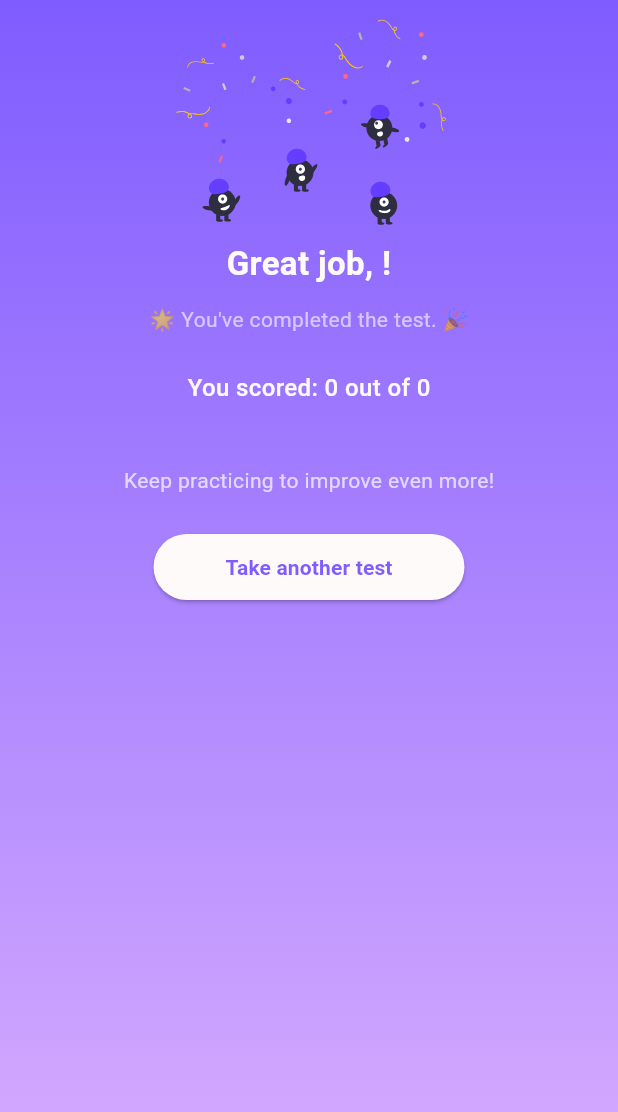
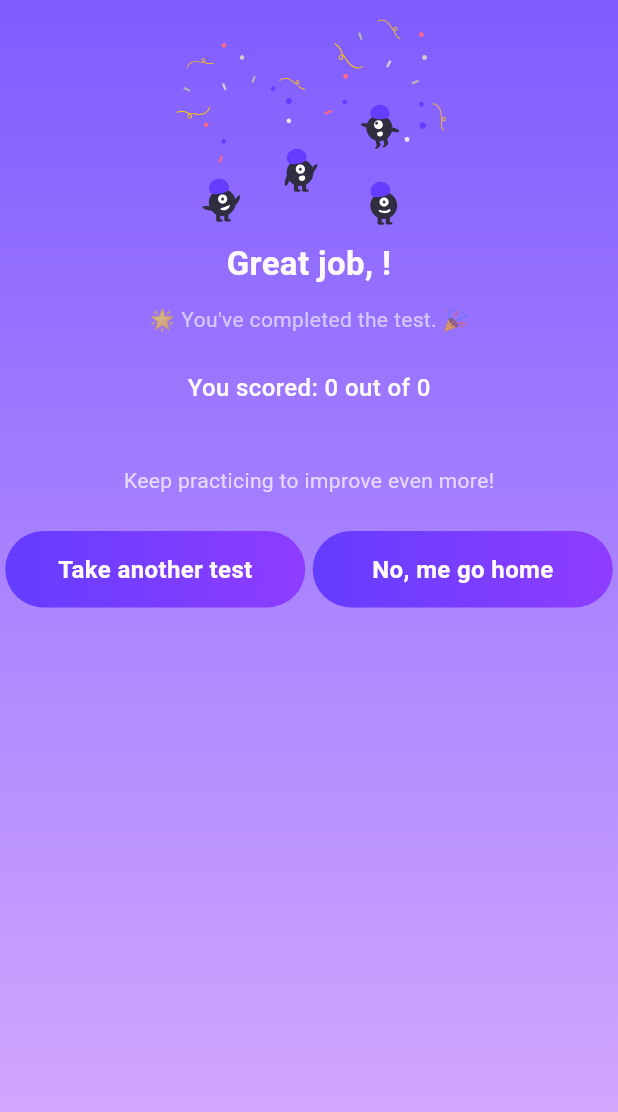
Before and after one commit to tigerex/DATTLT_A, a Flutter app: the FinishScreen screen opened directly with empty values, on a phone screen of 412 x 824 dp. Shown: the top 1112 px of the screen. Run offline on Flutter 3.47's test engine with Material 3 defaults, Android fonts, the phone set to English and light mode, and no system bars; our stand-ins replace flutter_svg, font_awesome_flutter, shared_preferences; accounts and stored records are empty.

Commit message:
Some stuff me forgot

```diff
--- a/frontend/lib/screens/finish.dart
+++ b/frontend/lib/screens/finish.dart
@@ -1,6 +1,8 @@
 // lib/screens/finish.dart
 import 'package:flutter/material.dart';
 import 'package:flutter_svg/flutter_svg.dart';
+import 'package:frontend/screens/home22.dart';
+import '../widgets/start_button.dart';
 import './choose_level.dart';
 import '../models/test_answer.dart';
 import '../models/test_question.dart';
@@ -60,10 +62,7 @@ class _FinishScreenState extends State<FinishScreen> {
           child: Column(
             mainAxisAlignment: MainAxisAlignment.center,
             children: [
-              SvgPicture.asset(
-                'assets/monsterCongrats.svg',
-                height: 150,
-              ),
+              SvgPicture.asset('assets/monsterCongrats.svg', height: 150),
               const SizedBox(height: 10),
               Text(
                 'Great job, ${widget.userName}!',
@@ -170,14 +169,42 @@ class _FinishScreenState extends State<FinishScreen> {
                 style: TextStyle(fontSize: 14, color: Colors.white70),
               ),
               const SizedBox(height: 24),
-              ElevatedButton(
-                style: ElevatedButton.styleFrom(
-                  backgroundColor: Color(0xFFFFFAFA),
-                  foregroundColor: Color(0xFF7F5CFF),
-                  shape: RoundedRectangleBorder(
-                    borderRadius: BorderRadius.circular(32),
-                  ),
-                ),
+
+              // ElevatedButton(
+              //   style: ElevatedButton.styleFrom(
+              //     backgroundColor: Color(0xFFFFFAFA),
+              //     foregroundColor: Color(0xFF7F5CFF),
+              //     shape: RoundedRectangleBorder(
+              //       borderRadius: BorderRadius.circular(32),
+              //     ),
+              //   ),
+              //   onPressed:
+              //       () => Navigator.pushReplacement(
+              //         context,
+              //         MaterialPageRoute(
+              //           builder:
+              //               (context) => ChooseLevelScreen(
+              //                 userID: widget.userID,
+              //                 username: widget.userName,
+              //               ),
+              //         ),
+              //       ),
+              //   child: const Padding(
+              //     padding: EdgeInsets.symmetric(
+              //       horizontal: 24.0,
+              //       vertical: 12.0,
+              //     ),
+              //     child: Text(
+              //       'Take another test',
+              //       style: TextStyle(fontWeight: FontWeight.bold),
+              //     ),
+              //   ),
+              // ),
+              Row(
+                mainAxisAlignment: MainAxisAlignment.center,
+                children: [
+                  StartButton(
+                    text: 'Take another test',
                     onPressed:
                         () => Navigator.pushReplacement(
                           context,
@@ -189,16 +216,20 @@ class _FinishScreenState extends State<FinishScreen> {
                                 ),
                           ),
                         ),
-                child: const Padding(
-                  padding: EdgeInsets.symmetric(
-                    horizontal: 24.0,
-                    vertical: 12.0,
                   ),
-                  child: Text(
-                    'Take another test',
-                    style: TextStyle(fontWeight: FontWeight.bold),
+                  SizedBox(width: 5,),
+                  StartButton(
+                    text: 'No, me go home',
+                    onPressed:
+                        () => Navigator.pushReplacement(
+                          context,
+                          MaterialPageRoute(
+                            builder:
+                                (context) => HomeScreen22(),
                           ),
                         ),
+                  ),
+                ],
               ),
               const SizedBox(height: 20),
             ],
--- a/frontend/lib/services/result.service.dart
+++ b/frontend/lib/services/result.service.dart
@@ -8,8 +8,8 @@ class ResultService {
   static String baseUrl = 'http://localhost:5000/api/result';
 
   // GET all results
-  Future<List<Result>> fetchResults() async {
-    final response = await http.get(Uri.parse('$baseUrl/all'));
+  Future<List<Result>> fetchResults(String userId) async {
+    final response = await http.get(Uri.parse('$baseUrl/user/$userId'));
 
     if (response.statusCode == 200) {
       List<dynamic> data = json.decode(response.body);
```
Also changed, not shown: frontend/lib/models/test_result.dart (+4 -13 lines), frontend/lib/screens/home22.dart (+1 -16 lines), frontend/lib/screens/start.dart (+38 -8 lines), frontend/lib/screens/test_records.dart (+5 -3 lines). Lines whose indentation alone changed are shown as unchanged.
